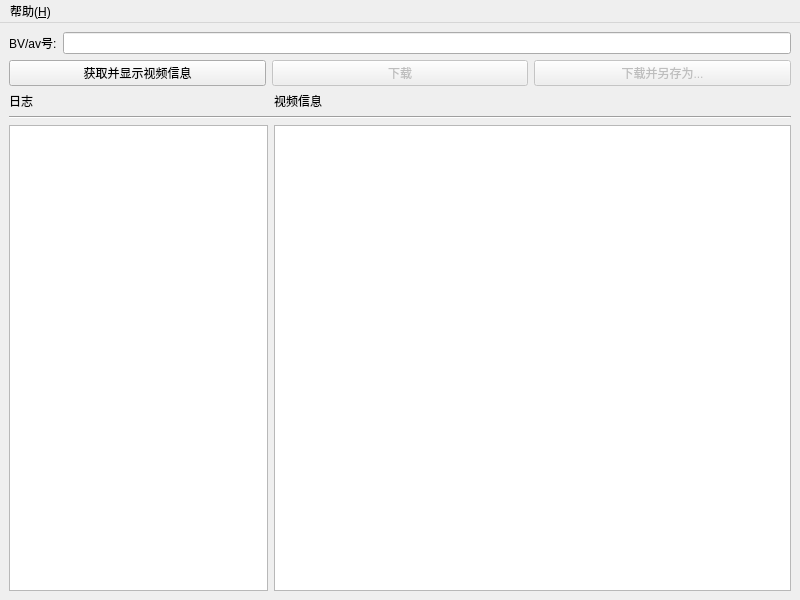
Above: BiliDownloader.ui from LouisAE/BiliDownloader before the change. Below: the same form after it.
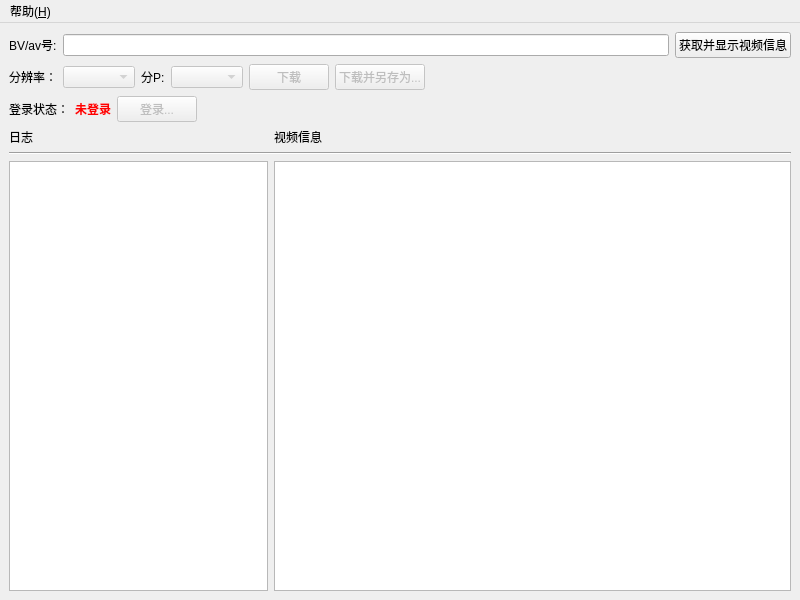
That is the form after the change.

Commit message: 实现下载功能，修改界面ui

```diff
--- a/BiliDownloader.ui
+++ b/BiliDownloader.ui
@@ -15,8 +15,69 @@
   </property>
   <widget class="QWidget" name="centralwidget">
    <layout class="QGridLayout" name="gridLayout_2">
-    <item row="1" column="0">
+    <item row="2" column="0">
+     <layout class="QGridLayout" name="gridLayout_4">
+      <item row="3" column="0">
+       <layout class="QHBoxLayout" name="horizontalLayout_4">
+        <item>
+         <widget class="QLabel" name="label_5">
+          <property name="text">
+           <string>登录状态：</string>
+          </property>
+         </widget>
+        </item>
+        <item>
+         <widget class="QLabel" name="label_6">
+          <property name="font">
+           <font>
+            <bold>true</bold>
+           </font>
+          </property>
+          <property name="styleSheet">
+           <string notr="true">color:rgb(255, 0, 0)</string>
+          </property>
+          <property name="text">
+           <string>未登录</string>
+          </property>
+         </widget>
+        </item>
+        <item>
+         <widget class="QPushButton" name="loginButton">
+          <property name="enabled">
+           <bool>false</bool>
+          </property>
+          <property name="text">
+           <string>登录...</string>
+          </property>
+         </widget>
+        </item>
+        <item>
+         <spacer name="horizontalSpacer_2">
+          <property name="orientation">
+           <enum>Qt::Horizontal</enum>
+          </property>
+          <property name="sizeHint" stdset="0">
+           <size>
+            <width>40</width>
+            <height>20</height>
+           </size>
+          </property>
+         </spacer>
+        </item>
+       </layout>
+      </item>
+      <item row="0" column="0">
      <layout class="QHBoxLayout" name="horizontalLayout_3">
+        <item>
+         <widget class="QLabel" name="BVAV_Label">
+          <property name="text">
+           <string>BV/av号:</string>
+          </property>
+         </widget>
+        </item>
+        <item>
+         <widget class="QLineEdit" name="BVAVInput"/>
+        </item>
       <item>
        <widget class="QPushButton" name="showInfoButton">
         <property name="text">
@@ -24,6 +85,38 @@
         </property>
        </widget>
       </item>
+       </layout>
+      </item>
+      <item row="1" column="0">
+       <layout class="QHBoxLayout" name="horizontalLayout">
+        <item>
+         <widget class="QLabel" name="label_3">
+          <property name="text">
+           <string>分辨率：</string>
+          </property>
+         </widget>
+        </item>
+        <item>
+         <widget class="QComboBox" name="resolutionSelector">
+          <property name="enabled">
+           <bool>false</bool>
+          </property>
+         </widget>
+        </item>
+        <item>
+         <widget class="QLabel" name="label_4">
+          <property name="text">
+           <string>分P:</string>
+          </property>
+         </widget>
+        </item>
+        <item>
+         <widget class="QComboBox" name="pageSelector">
+          <property name="enabled">
+           <bool>false</bool>
+          </property>
+         </widget>
+        </item>
       <item>
        <widget class="QPushButton" name="downloadButton">
         <property name="enabled">
@@ -44,9 +137,24 @@
         </property>
        </widget>
       </item>
-     </layout>
-    </item>
-    <item row="3" column="0">
+        <item>
+         <spacer name="horizontalSpacer">
+          <property name="orientation">
+           <enum>Qt::Horizontal</enum>
+          </property>
+          <property name="sizeHint" stdset="0">
+           <size>
+            <width>40</width>
+            <height>20</height>
+           </size>
+          </property>
+         </spacer>
+        </item>
+       </layout>
+      </item>
+     </layout>
+    </item>
+    <item row="7" column="0">
      <layout class="QHBoxLayout" name="horizontalLayout_2" stretch="1,2">
       <item>
        <widget class="QLabel" name="label_2">
@@ -64,21 +172,7 @@
       </item>
      </layout>
     </item>
-    <item row="0" column="0">
-     <layout class="QHBoxLayout" name="horizontalLayout">
-      <item>
-       <widget class="QLabel" name="BVAV_Label">
-        <property name="text">
-         <string>BV/av号:</string>
-        </property>
-       </widget>
-      </item>
-      <item>
-       <widget class="QLineEdit" name="BVAVInput"/>
-      </item>
-     </layout>
-    </item>
-    <item row="5" column="0">
+    <item row="9" column="0">
      <layout class="QGridLayout" name="gridLayout" rowstretch="0" columnstretch="1,2">
       <item row="0" column="1">
        <widget class="QTextBrowser" name="VideoInfoBox">
@@ -94,7 +188,7 @@
       </item>
      </layout>
     </item>
-    <item row="4" column="0">
+    <item row="8" column="0">
      <widget class="Line" name="line">
       <property name="orientation">
        <enum>Qt::Horizontal</enum>
```
Left out of the diff: 11 changed lines with no effect on the pictures. Lines whose indentation alone changed are shown as unchanged. The commit also changes 4 other files.
